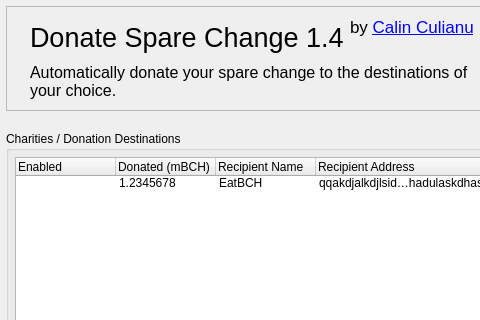
The window that ui.ui (cculianu/DonateSpareChange) describes before a commit, drawn with Qt 5; both pictures show x 0 to 480 and y 0 to 320 of the 1054 by 519 pixel window.
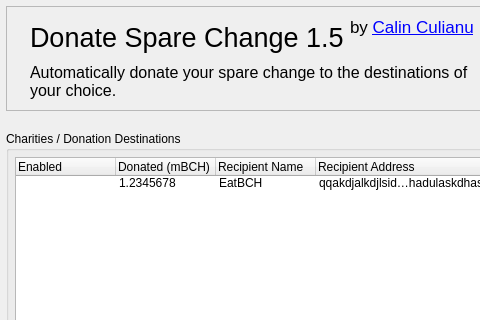
The same window after the commit. Icons and pictures are not drawn.

What changed in the file:
```diff
--- a/ui.ui
+++ b/ui.ui
@@ -449,7 +449,7 @@
          </font>
         </property>
         <property name="text">
-         <string>Donate Spare Change 1.4</string>
+         <string>Donate Spare Change 1.5</string>
         </property>
         <property name="alignment">
          <set>Qt::AlignLeading|Qt::AlignLeft|Qt::AlignVCenter</set>
```
